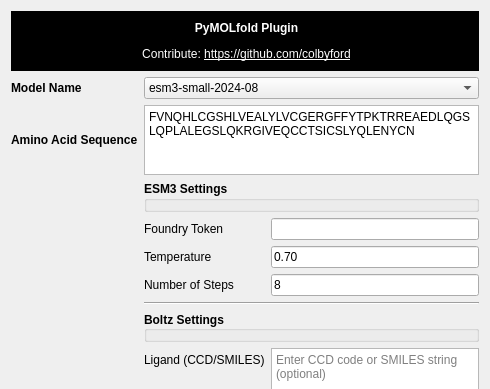
Qt form pymolfold/widget.ui (colbyford/PyMOLfold) before a commit; both pictures show x 0 to 490 and y 0 to 389 of the 490 by 769 pixel window.
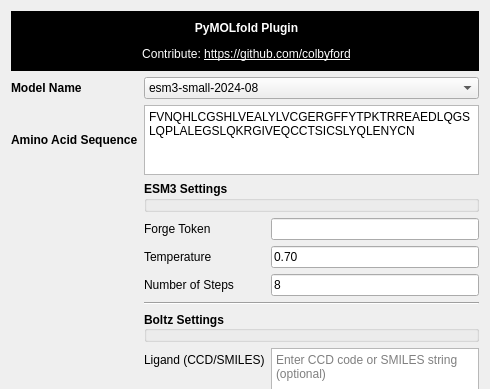
The same form after that commit.

Commit message: Fix "Foundry" label to "Forge" for ESM token

Patch:
```diff
--- a/pymolfold/widget.ui
+++ b/pymolfold/widget.ui
@@ -69,7 +69,7 @@
        <item row="1" column="0">
         <widget class="QLabel" name="label_esm_token">
          <property name="text">
-          <string notr="true">Foundry Token</string>
+          <string notr="true">Forge Token</string>
          </property>
         </widget>
        </item>
```
The commit also changes 1 other file.
